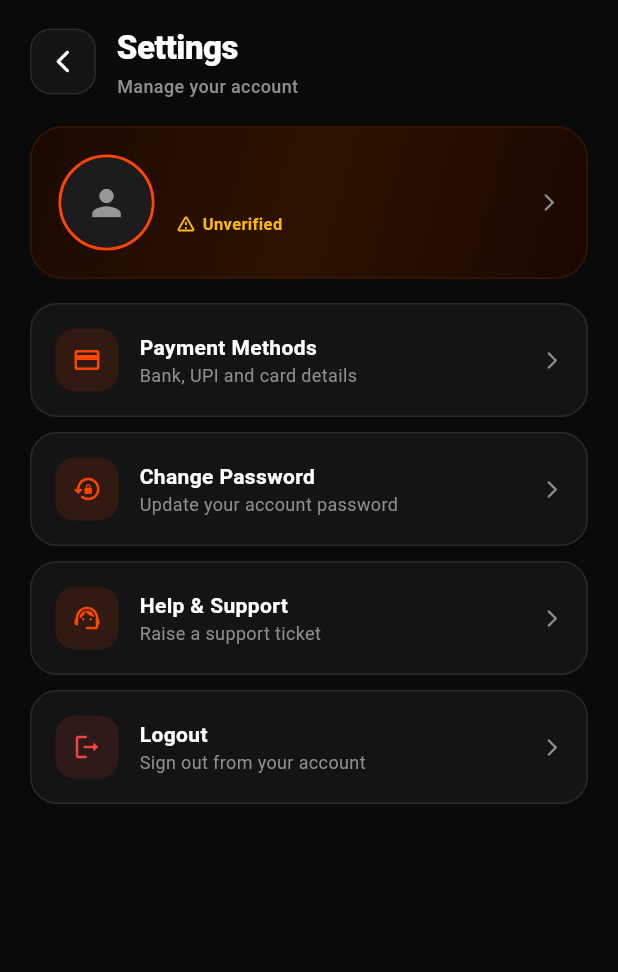
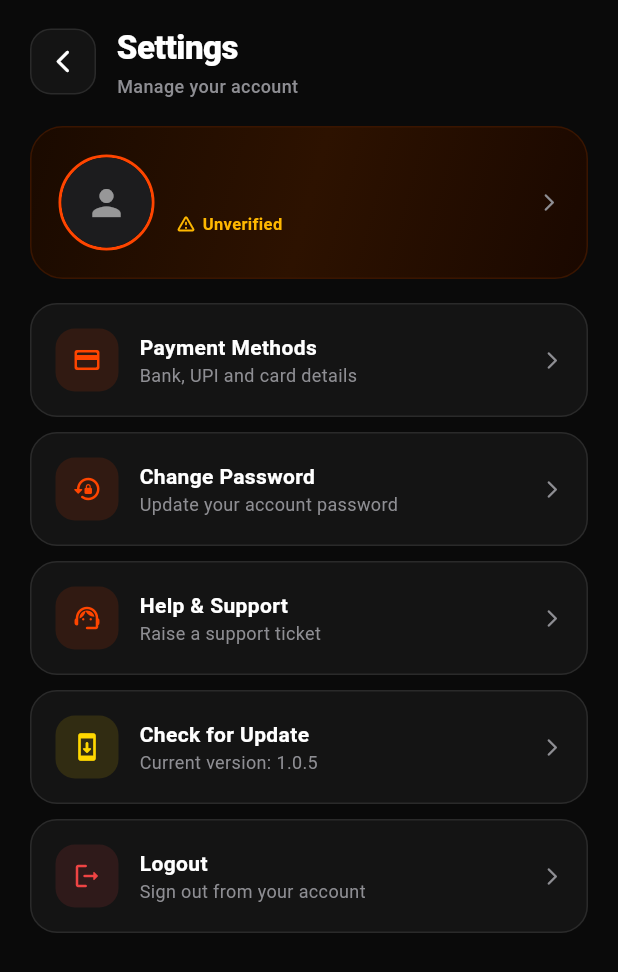
Before and after one commit to hashanNitharshan/xynder, a Flutter app: the SettingsScreen screen opened directly with empty values, on a phone screen of 412 x 824 dp. Shown: the top 972 px of the screen. Run offline on Flutter 3.47's test engine with Material 3 defaults, Android fonts, the light colour scheme and no system bars; our stand-ins replace dio, file_picker, image_picker, open_file, package_info_plus, permission_handler and 2 more; missing offline and left inert: dart:html, dart:ui_web; accounts and stored records are empty; network calls fail.

```diff
--- a/wallet_mobile/lib/screens/settings_screen.dart
+++ b/wallet_mobile/lib/screens/settings_screen.dart
@@ -1,6 +1,8 @@
 import 'package:flutter/material.dart';
+import 'package:package_info_plus/package_info_plus.dart';
 
 import '../services/api_service.dart';
+import '../services/update_service.dart';
 import 'profile_screen.dart';
 import 'login_screen.dart';
 
@@ -47,10 +49,23 @@ class SettingsScreen extends StatefulWidget {
 class _SettingsScreenState extends State<SettingsScreen> {
   late Map user;
 
+  String _appVersion = "";
+  bool _checkingUpdate = false;
+
   @override
   void initState() {
     super.initState();
     user = widget.user;
+    _loadVersion();
+  }
+
+  Future<void> _loadVersion() async {
+    try {
+      final info = await PackageInfo.fromPlatform();
+      if (mounted) {
+        setState(() => _appVersion = info.version);
+      }
+    } catch (_) {}
   }
 
   bool get isVerified =>
@@ -96,6 +111,29 @@ class _SettingsScreenState extends State<SettingsScreen> {
       behavior: SnackBarBehavior.floating,
       shape: RoundedRectangleBorder(borderRadius: BorderRadius.circular(12)),
     ));
+  }
+
+  // ═══════════════════════════════════════════
+  //  CHECK FOR UPDATE
+  // ═══════════════════════════════════════════
+  Future<void> _checkForUpdate() async {
+    if (_checkingUpdate) return;
+    setState(() => _checkingUpdate = true);
+
+    final beforeVersion = _appVersion;
+
+    try {
+      await UpdateService.checkForUpdate(context);
+    } finally {
+      if (mounted) setState(() => _checkingUpdate = false);
+    }
+
+    // If UpdateService didn't push the UpdateScreen (i.e. already latest
+    // or skipped), give the user feedback instead of silence.
+    if (!mounted) return;
+    if (beforeVersion == _appVersion) {
+      _showSnack("You're on the latest version ($_appVersion)");
+    }
   }
 
   // ═══════════════════════════════════════════
@@ -252,6 +290,7 @@ class _SettingsScreenState extends State<SettingsScreen> {
     required String sub,
     required VoidCallback onTap,
     Color color = _C.orange,
+    Widget? trailing,
   }) {
     return GestureDetector(
       onTap: onTap,
@@ -290,8 +329,9 @@ class _SettingsScreenState extends State<SettingsScreen> {
                 ],
               ),
             ),
-            const Icon(Icons.arrow_forward_ios_rounded,
-                color: _C.textSecondary, size: 14),
+            trailing ??
+                const Icon(Icons.arrow_forward_ios_rounded,
+                    color: _C.textSecondary, size: 14),
           ],
         ),
       ),
@@ -534,6 +574,26 @@ class _SettingsScreenState extends State<SettingsScreen> {
                 onTap: _showSupport,
               ),
               _settingsTile(
+                icon: Icons.system_update_rounded,
+                label: "Check for Update",
+                sub: _appVersion.isEmpty
+                    ? "Loading version..."
+                    : "Current version: $_appVersion",
+                color: _C.gold,
+                onTap: _checkForUpdate,
+                trailing: _checkingUpdate
+                    ? const SizedBox(
+                        width: 16,
+                        height: 16,
+                        child: CircularProgressIndicator(
+                          strokeWidth: 2,
+                          color: _C.gold,
+                        ),
+                      )
+                    : const Icon(Icons.arrow_forward_ios_rounded,
+                        color: _C.textSecondary, size: 14),
+              ),
+              _settingsTile(
                 icon: Icons.logout_rounded,
                 label: "Logout",
                 sub: "Sign out from your account",
```
Also changed, not shown: 2 other files.
